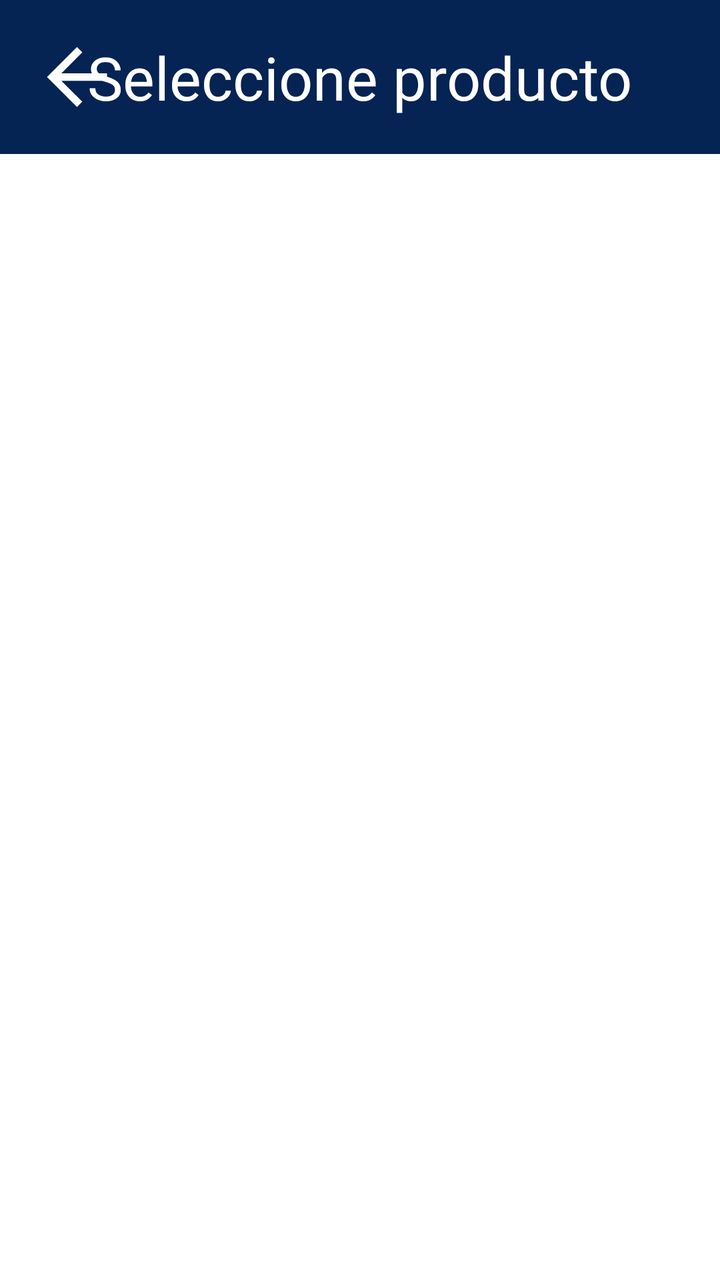
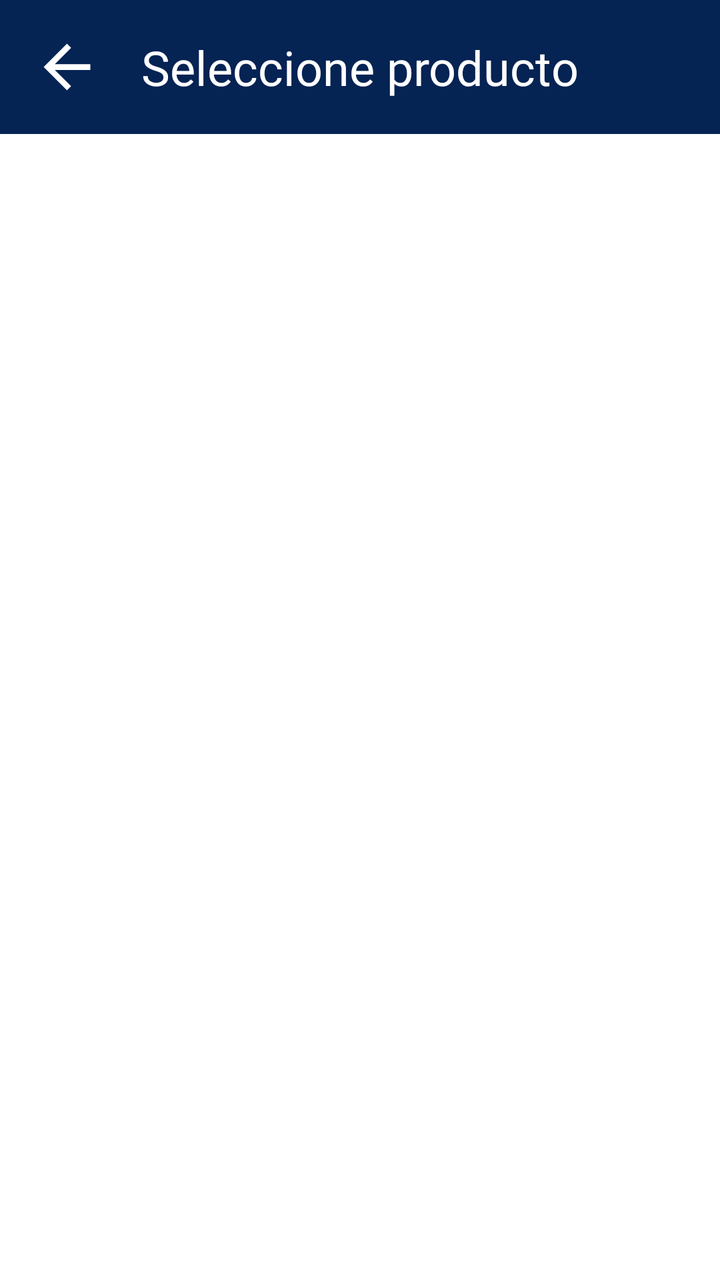

Compare the two renders of this Android layout. The source of the first and the diff that turns it into the second are given below.
<!-- AndroidManifest.xml: application theme Theme.SmartFreezer -->
<!-- res/layout/fragment_select_product.xml -->
<?xml version="1.0" encoding="utf-8"?>
<androidx.constraintlayout.widget.ConstraintLayout
    xmlns:android="http://schemas.android.com/apk/res/android"
    xmlns:app="http://schemas.android.com/apk/res-auto"
    android:layout_width="match_parent"
    android:layout_height="match_parent"
    android:background="@android:color/white">

    <LinearLayout
        android:id="@+id/headerLayout"
        android:layout_width="0dp"
        android:layout_height="wrap_content"
        android:background="@color/purpleButton"
        android:orientation="vertical"
        android:padding="16dp"
        app:layout_constraintTop_toTopOf="parent"
        app:layout_constraintStart_toStartOf="parent"
        app:layout_constraintEnd_toEndOf="parent">

        <RelativeLayout
            android:layout_width="match_parent"
            android:layout_height="wrap_content">

            <ImageView
                android:id="@+id/btnBack"
                android:layout_width="45dp"
                android:layout_height="45dp"
                android:src="@drawable/baseline_arrow_back_24"
                android:layout_alignParentStart="true"
                android:contentDescription="Volver"
                app:tint="@android:color/white" />

            <TextView
                android:id="@+id/tvTitle"
                android:layout_width="wrap_content"
                android:layout_height="wrap_content"
                android:layout_centerInParent="true"
                android:text="Seleccione producto"
                android:textColor="@android:color/white"
                android:textSize="30sp"
                android:fontFamily="@font/roboto_light" />
        </RelativeLayout>

    </LinearLayout>

    <androidx.recyclerview.widget.RecyclerView
        android:id="@+id/recyclerProducts"
        android:layout_width="0dp"
        android:layout_height="0dp"
        android:padding="8dp"
        app:layout_constraintTop_toBottomOf="@id/headerLayout"
        app:layout_constraintBottom_toBottomOf="parent"
        app:layout_constraintStart_toStartOf="parent"
        app:layout_constraintEnd_toEndOf="parent" />

</androidx.constraintlayout.widget.ConstraintLayout>
<!-- resources referenced by this layout -->
<resources>
  <color name="purpleButton">#052353</color>
  <!-- drawable baseline_arrow_back_24 (drawable) -->
  <vector xmlns:android="http://schemas.android.com/apk/res/android" android:autoMirrored="true" android:height="24dp" android:tint="#FFFFFF" android:viewportHeight="24" android:viewportWidth="24" android:width="24dp">
        
      <path android:fillColor="@android:color/white" android:pathData="M20,11H7.83l5.59,-5.59L12,4l-8,8 8,8 1.41,-1.41L7.83,13H20v-2z"/>
      
  </vector>
  <style name="Theme.SmartFreezer" parent="android:Theme.Material.Light.NoActionBar" />
</resources>

<!-- the commit's change to res/layout/fragment_select_product.xml (unified diff, before → after) -->
@@ -22,9 +22,9 @@
             android:layout_height="wrap_content">
 
             <ImageView
-                android:id="@+id/btnBack"
-                android:layout_width="45dp"
-                android:layout_height="45dp"
+                android:id="@+id/btnBackSelectProduct"
+                android:layout_width="35dp"
+                android:layout_height="35dp"
                 android:src="@drawable/baseline_arrow_back_24"
                 android:layout_alignParentStart="true"
                 android:contentDescription="Volver"
@@ -37,7 +37,7 @@
                 android:layout_centerInParent="true"
                 android:text="Seleccione producto"
                 android:textColor="@android:color/white"
-                android:textSize="30sp"
+                android:textSize="24sp"
                 android:fontFamily="@font/roboto_light" />
         </RelativeLayout>
 
